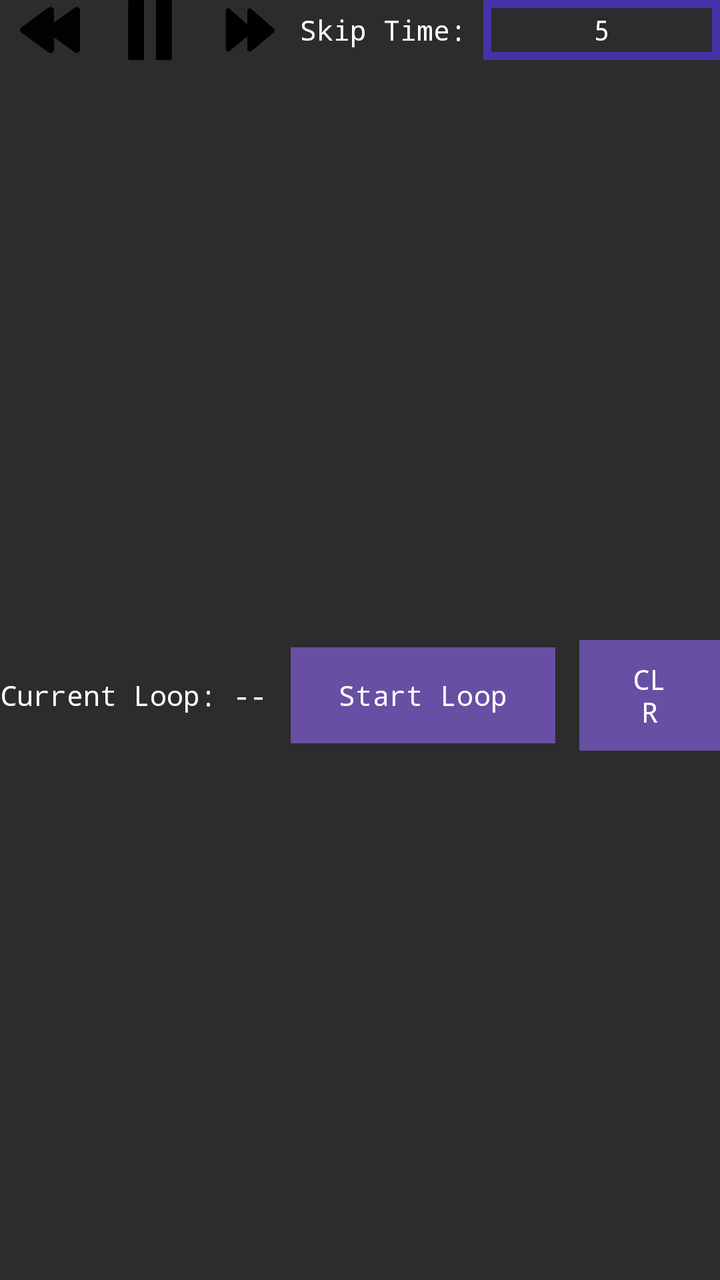
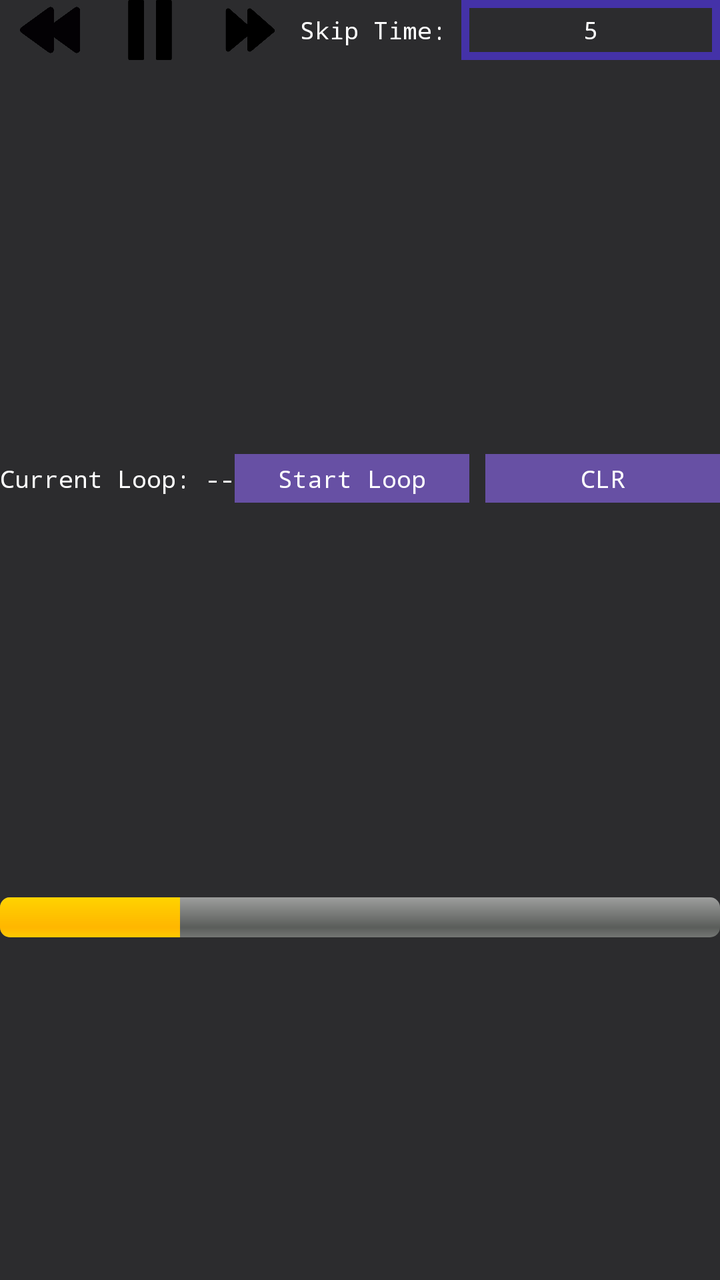

Screens rendered from an Android XML layout before and after an edit, with the pre-edit source and the edit as a unified diff.
<!-- AndroidManifest.xml: application theme Theme.Videoplaybackerandroid -->
<!-- res/layout/dashboard.xml -->
<?xml version="1.0" encoding="utf-8"?>
<androidx.constraintlayout.widget.ConstraintLayout xmlns:android="http://schemas.android.com/apk/res/android"
    xmlns:app="http://schemas.android.com/apk/res-auto"
    android:layout_width="match_parent"
    android:layout_height="wrap_content">

    <LinearLayout
        android:id="@+id/time_controls"
        android:layout_width="match_parent"
        android:layout_height="wrap_content"
        android:gravity="center"
        android:orientation="horizontal"
        app:layout_constraintEnd_toEndOf="parent"
        app:layout_constraintStart_toStartOf="parent"
        app:layout_constraintTop_toTopOf="parent">

        <androidx.appcompat.widget.AppCompatButton
            android:id="@+id/rewind"
            android:layout_width="30dp"
            android:layout_height="30dp"
            android:layout_marginHorizontal="10dp"
            android:background="@drawable/rewind_button"
            android:contentDescription="rewind" />

        <androidx.appcompat.widget.AppCompatButton
            android:id="@+id/pause"
            android:layout_width="30dp"
            android:layout_height="30dp"
            android:layout_marginHorizontal="10dp"
            android:background="@drawable/pause"
            android:contentDescription="pause" />

        <androidx.appcompat.widget.AppCompatButton
            android:id="@+id/fast_forward"
            android:layout_width="30dp"
            android:layout_height="30dp"
            android:layout_marginHorizontal="10dp"
            android:background="@drawable/fast_forward"
            android:backgroundTint="@null"
            android:contentDescription="ff" />

        <TextView
            android:layout_width="wrap_content"
            android:layout_height="wrap_content"
            android:text="Skip Time: "
            android:textSize="14sp" />

        <EditText
            android:id="@+id/skip_time_input"
            android:layout_width="0dp"
            android:layout_height="30dp"
            android:layout_weight="1"
            android:background="@drawable/input_style"
            android:gravity="center"
            android:inputType="number"
            android:text="5"
            android:textColor="@color/white"
            android:textSize="14sp" />

    </LinearLayout>

    <LinearLayout
        android:id="@+id/loop_controls"
        android:layout_width="match_parent"
        android:layout_height="wrap_content"
        android:layout_marginTop="25dp"
        android:gravity="center"
        android:orientation="horizontal"
        app:layout_constraintBottom_toBottomOf="parent"
        app:layout_constraintEnd_toEndOf="parent"
        app:layout_constraintStart_toStartOf="parent"
        app:layout_constraintTop_toBottomOf="@id/time_controls">

        <TextView
            android:id="@+id/tvCurrentText"
            android:layout_width="wrap_content"
            android:layout_height="wrap_content"
            android:layout_marginEnd="12dp"
            android:text="Current Loop: --" />

        <Button
            android:id="@+id/loop_button"
            android:layout_width="wrap_content"
            android:layout_height="wrap_content"
            android:layout_marginEnd="12dp"
            android:background="@drawable/generic_button"
            android:text="Start Loop" />

        <Button
            android:id="@+id/clear_button"
            android:layout_width="wrap_content"
            android:layout_height="wrap_content"
            android:background="@drawable/generic_button"
            android:text="CLR" />

    </LinearLayout>
</androidx.constraintlayout.widget.ConstraintLayout>
<!-- resources referenced by this layout -->
<resources>
  <color name="white">#FFFFFF</color>
  <!-- drawable fast_forward: png bitmap (drawable, 7627 bytes) -->
  <!-- drawable generic_button (drawable) -->
  <?xml version="1.0" encoding="utf-8"?>
  <selector xmlns:android="http://schemas.android.com/apk/res/android">
      <item>
          <shape android:shape="rectangle">
              <corners android:radius="0dp"/>
              <solid android:color="@color/Primary" />
          </shape>
      </item>
  </selector>
  <!-- drawable input_style (drawable) -->
  <?xml version="1.0" encoding="utf-8"?>
  <shape xmlns:android="http://schemas.android.com/apk/res/android"
      android:shape="rectangle">
  
      <stroke android:width="4dip" android:color="@color/Primary" />
  </shape>
  <!-- drawable pause: png bitmap (drawable, 3288 bytes) -->
  <!-- drawable rewind_button: png bitmap (drawable, 5772 bytes) -->
  <style name="Theme.Videoplaybackerandroid" parent="Base.Theme.Videoplaybackerandroid" />
  <color name="Primary">#4432a8</color>
  <style name="Base.Theme.Videoplaybackerandroid" parent="Theme.Material3.DayNight.NoActionBar">
          
          
          <item name="android:textColor">@color/white</item>
          <item name="android:textColorHint">#666666</item>
          <item name="android:colorBackground">@color/black</item>
          <item name="colorOnSurface">@color/white</item>
          <item name="colorOnBackground">@color/white</item>
          <item name="android:fontFamily">monospace</item>
      </style>
  <color name="black">#2c2c2e</color>
</resources>

<!-- the commit's change to res/layout/dashboard.xml (unified diff, before → after) -->
@@ -2,7 +2,9 @@
 <androidx.constraintlayout.widget.ConstraintLayout xmlns:android="http://schemas.android.com/apk/res/android"
     xmlns:app="http://schemas.android.com/apk/res-auto"
     android:layout_width="match_parent"
-    android:layout_height="wrap_content">
+    android:layout_height="wrap_content"
+    android:theme="@style/Theme.Dashboard"
+    >
 
     <LinearLayout
         android:id="@+id/time_controls"
@@ -42,8 +44,9 @@
         <TextView
             android:layout_width="wrap_content"
             android:layout_height="wrap_content"
+
             android:text="Skip Time: "
-            android:textSize="14sp" />
+             />
 
         <EditText
             android:id="@+id/skip_time_input"
@@ -55,7 +58,7 @@
             android:inputType="number"
             android:text="5"
             android:textColor="@color/white"
-            android:textSize="14sp" />
+             />
 
     </LinearLayout>
 
@@ -63,35 +66,66 @@
         android:id="@+id/loop_controls"
         android:layout_width="match_parent"
         android:layout_height="wrap_content"
-        android:layout_marginTop="25dp"
         android:gravity="center"
         android:orientation="horizontal"
-        app:layout_constraintBottom_toBottomOf="parent"
+        app:layout_constraintBottom_toTopOf="@id/progress_section"
         app:layout_constraintEnd_toEndOf="parent"
         app:layout_constraintStart_toStartOf="parent"
         app:layout_constraintTop_toBottomOf="@id/time_controls">
 
         <TextView
             android:id="@+id/tvCurrentText"
-            android:layout_width="wrap_content"
-            android:layout_height="wrap_content"
-            android:layout_marginEnd="12dp"
-            android:text="Current Loop: --" />
+            android:layout_width="0dp"
+            android:layout_height="match_parent"
+            android:layout_weight="1"
+            android:gravity="center"
+            android:text="@string/current_loop_null_value" />
 
         <Button
             android:id="@+id/loop_button"
-            android:layout_width="wrap_content"
-            android:layout_height="wrap_content"
-            android:layout_marginEnd="12dp"
+            android:layout_width="0dp"
+            android:layout_height="match_parent"
+            android:layout_marginEnd="8dp"
+            android:layout_weight="1"
             android:background="@drawable/generic_button"
+            android:minWidth="0dp"
+            android:minHeight="0dp"
+            android:padding="0dp"
             android:text="Start Loop" />
 
         <Button
             android:id="@+id/clear_button"
-            android:layout_width="wrap_content"
-            android:layout_height="wrap_content"
+            android:layout_width="0dp"
+            android:layout_height="match_parent"
+            android:layout_weight="1"
             android:background="@drawable/generic_button"
+            android:minWidth="0dp"
+            android:minHeight="0dp"
+            android:padding="0dp"
+            android:insetLeft="0dp"
+            android:insetRight="0dp"
             android:text="CLR" />
 
     </LinearLayout>
+
+    <LinearLayout
+        android:id="@+id/progress_section"
+        android:layout_width="match_parent"
+        android:layout_height="wrap_content"
+        android:gravity="center"
+        android:orientation="horizontal"
+        app:layout_constraintEnd_toEndOf="parent"
+        app:layout_constraintStart_toStartOf="parent"
+        app:layout_constraintTop_toTopOf="@id/loop_controls"
+        android:layout_marginTop="50dp"
+        app:layout_constraintBottom_toBottomOf="parent">
+
+        <ProgressBar
+            android:id="@+id/progress_bar"
+            android:layout_width="match_parent"
+            android:layout_height="match_parent"
+            style="@android:style/Widget.ProgressBar.Horizontal"
+            android:progress="25"/>
+
+    </LinearLayout>
 </androidx.constraintlayout.widget.ConstraintLayout>
<!-- resource entries referenced after the edit -->
@@ -21,6 +21,10 @@
   </shape>
   <!-- drawable pause: png bitmap (drawable, 3288 bytes) -->
   <!-- drawable rewind_button: png bitmap (drawable, 5772 bytes) -->
+  <string name="current_loop_null_value" tools:ignore="TypographyDashes">Current Loop: --</string>
+  <style name="Theme.Dashboard" parent="Theme.Videoplaybackerandroid">
+          <item name="android:textSize">12sp</item>
+      </style>
   <style name="Theme.Videoplaybackerandroid" parent="Base.Theme.Videoplaybackerandroid" />
   <color name="Primary">#4432a8</color>
   <style name="Base.Theme.Videoplaybackerandroid" parent="Theme.Material3.DayNight.NoActionBar">
